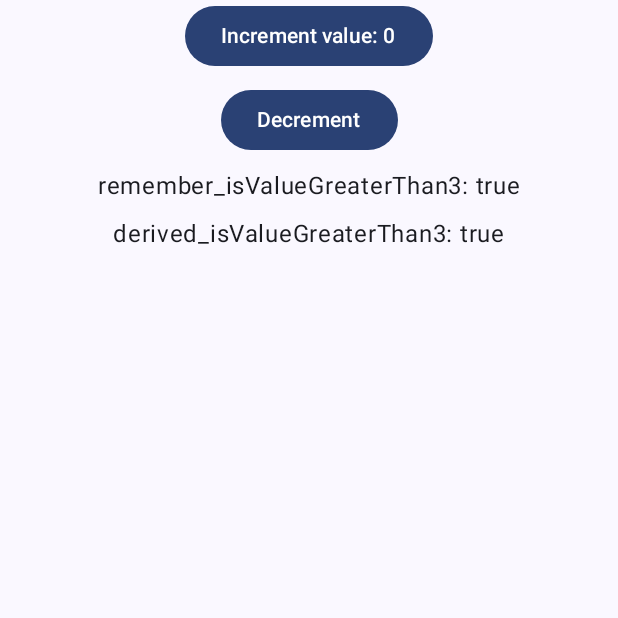
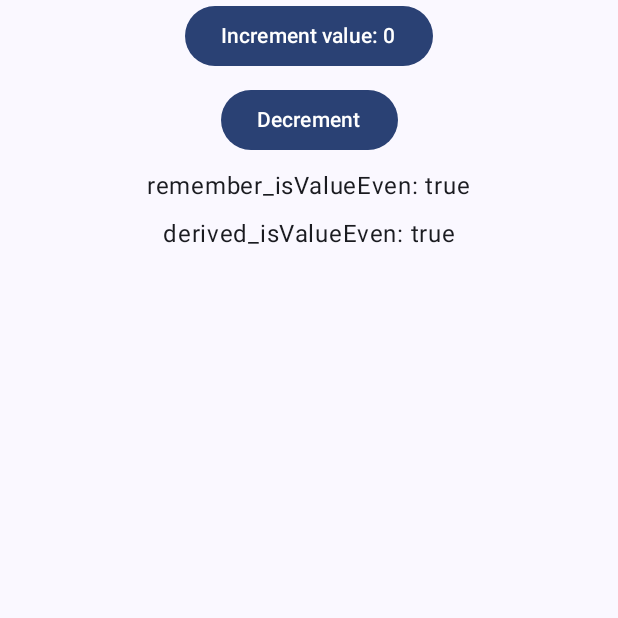
Before and after one commit to realityexpander/derivedStateOf_vs_Remember, an Android app built with Jetpack Compose: the composable Example2 shown on its own in the app's theme, on a phone screen of 412 x 824 dp, the top half of it. Run offline under Robolectric (Android 15) with nearby library versions, the light colour scheme and no system bars.

Commit message:
improve var names

```diff
--- a/app/src/main/java/com/realityexpander/derivedstateof_vs_remember/MainActivity.kt
+++ b/app/src/main/java/com/realityexpander/derivedstateof_vs_remember/MainActivity.kt
@@ -2,7 +2,6 @@
 
 package com.realityexpander.derivedstateof_vs_remember
 
-import android.annotation.SuppressLint
 import android.os.Bundle
 import androidx.activity.ComponentActivity
 import androidx.activity.compose.setContent
@@ -39,7 +38,6 @@ import androidx.compose.ui.Alignment
 import androidx.compose.ui.Modifier
 import androidx.compose.ui.unit.dp
 import com.realityexpander.derivedstateof_vs_remember.ui.theme.DerivedStateOf_vs_RememberTheme
-import kotlinx.coroutines.delay
 import kotlinx.coroutines.launch
 import kotlinx.coroutines.yield
 
@@ -184,12 +182,12 @@ fun Example2() {
         var value by remember { mutableIntStateOf(0) }
 
         // 🔸 using `remember`
-        val remember_isValueGreaterThan3 = remember(value) {
+        val remember_isValueEven = remember(value) {
             value % 2 == 0
         }
 
         // 🔸 using `derivedStateOf`
-        val derived_isValueGreaterThan3 by remember {
+        val derived_isValueEven by remember {
             derivedStateOf {
                 value % 2 == 0
             }
@@ -224,7 +222,7 @@ fun Example2() {
             Text("Decrement")
         }
 
-        Text("remember_isValueGreaterThan3: $remember_isValueGreaterThan3")
-        Text("derived_isValueGreaterThan3: $derived_isValueGreaterThan3")
+        Text("remember_isValueEven: $remember_isValueEven")
+        Text("derived_isValueEven: $derived_isValueEven")
     }
 }
```
